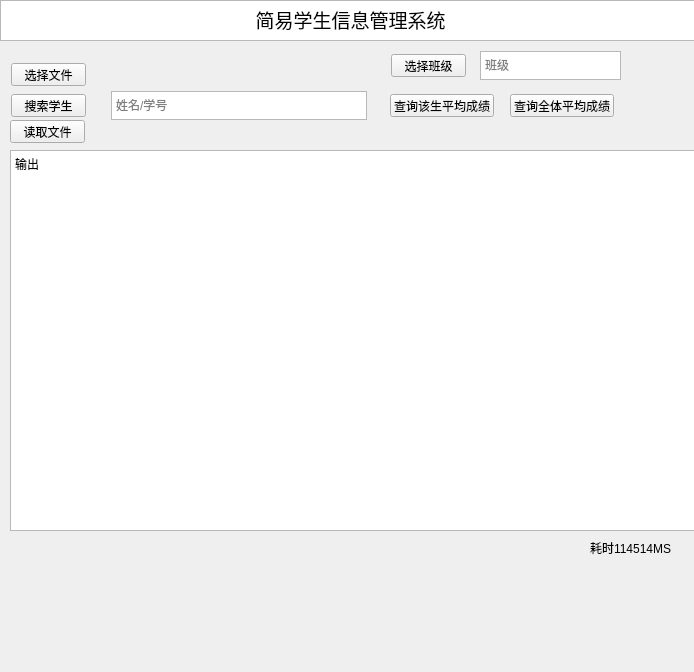
bakashigure/DatabaseClass, file ex1/ex1.ui: the form before one commit.
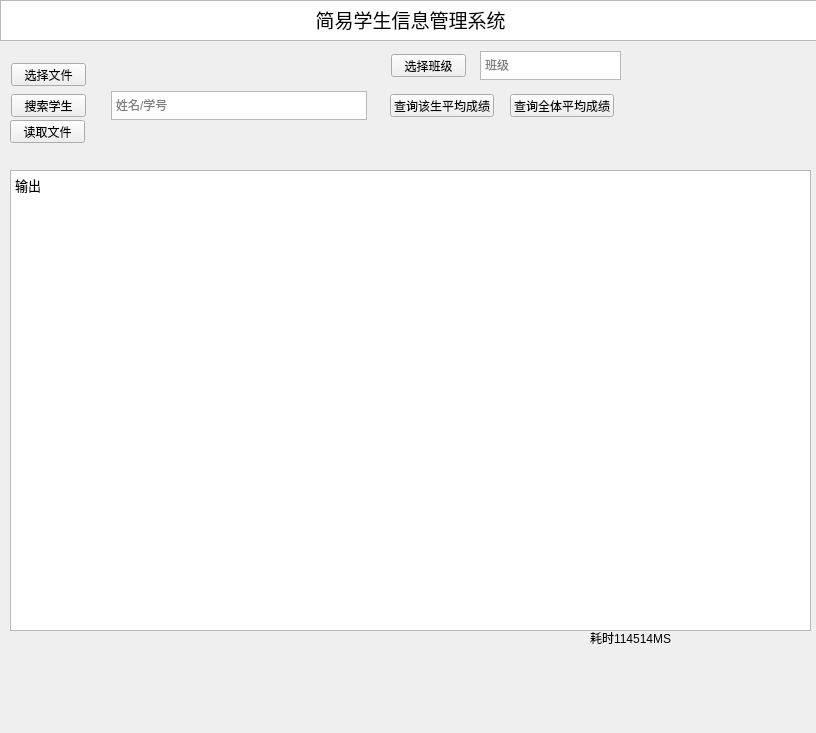
The form after the commit.

```diff
--- a/ex1/ex1.ui
+++ b/ex1/ex1.ui
@@ -6,8 +6,8 @@
    <rect>
     <x>0</x>
     <y>0</y>
-    <width>694</width>
-    <height>672</height>
+    <width>816</width>
+    <height>733</height>
    </rect>
   </property>
   <property name="windowTitle">
@@ -19,7 +19,7 @@
      <rect>
       <x>0</x>
       <y>0</y>
-      <width>701</width>
+      <width>821</width>
       <height>41</height>
      </rect>
     </property>
@@ -40,29 +40,30 @@
     <property name="geometry">
      <rect>
       <x>10</x>
-      <y>150</y>
-      <width>701</width>
-      <height>381</height>
+      <y>170</y>
+      <width>801</width>
+      <height>461</height>
      </rect>
     </property>
     <property name="font">
      <font>
-      <family>.PingFang SC</family>
+      <family>Consolas</family>
+      <pointsize>10</pointsize>
      </font>
     </property>
     <property name="html">
      <string>&lt;!DOCTYPE HTML PUBLIC &quot;-//W3C//DTD HTML 4.0//EN&quot; &quot;http://www.w3.org/TR/REC-html40/strict.dtd&quot;&gt;
 &lt;html&gt;&lt;head&gt;&lt;meta name=&quot;qrichtext&quot; content=&quot;1&quot; /&gt;&lt;style type=&quot;text/css&quot;&gt;
 p, li { white-space: pre-wrap; }
-&lt;/style&gt;&lt;/head&gt;&lt;body style=&quot; font-family:'.PingFang SC'; font-size:9pt; font-weight:400; font-style:normal;&quot;&gt;
-&lt;p style=&quot; margin-top:0px; margin-bottom:0px; margin-left:0px; margin-right:0px; -qt-block-indent:0; text-indent:0px;&quot;&gt;&lt;span style=&quot; font-family:'.PingFang SC';&quot;&gt;输出&lt;/span&gt;&lt;/p&gt;&lt;/body&gt;&lt;/html&gt;</string>
+&lt;/style&gt;&lt;/head&gt;&lt;body style=&quot; font-family:'Consolas'; font-size:10pt; font-weight:400; font-style:normal;&quot;&gt;
+&lt;p style=&quot; margin-top:12px; margin-bottom:12px; margin-left:0px; margin-right:0px; -qt-block-indent:0; text-indent:0px;&quot;&gt;&lt;span style=&quot; font-family:'.Consolas';&quot;&gt;输出&lt;/span&gt;&lt;/p&gt;&lt;/body&gt;&lt;/html&gt;</string>
     </property>
    </widget>
    <widget class="QLabel" name="label_used_time">
     <property name="geometry">
      <rect>
       <x>590</x>
-      <y>540</y>
+      <y>630</y>
       <width>111</width>
       <height>16</height>
      </rect>
@@ -202,6 +203,19 @@
      <string>班级</string>
     </property>
    </widget>
+   <widget class="QLabel" name="label_title">
+    <property name="geometry">
+     <rect>
+      <x>20</x>
+      <y>150</y>
+      <width>781</width>
+      <height>16</height>
+     </rect>
+    </property>
+    <property name="text">
+     <string>&lt;html&gt;&lt;head/&gt;&lt;body&gt;&lt;p&gt;&lt;br/&gt;&lt;/p&gt;&lt;/body&gt;&lt;/html&gt;</string>
+    </property>
+   </widget>
   </widget>
  </widget>
  <layoutdefault spacing="6" margin="11"/>
```
Left out of the diff: 17 changed lines with no effect on the pictures.
